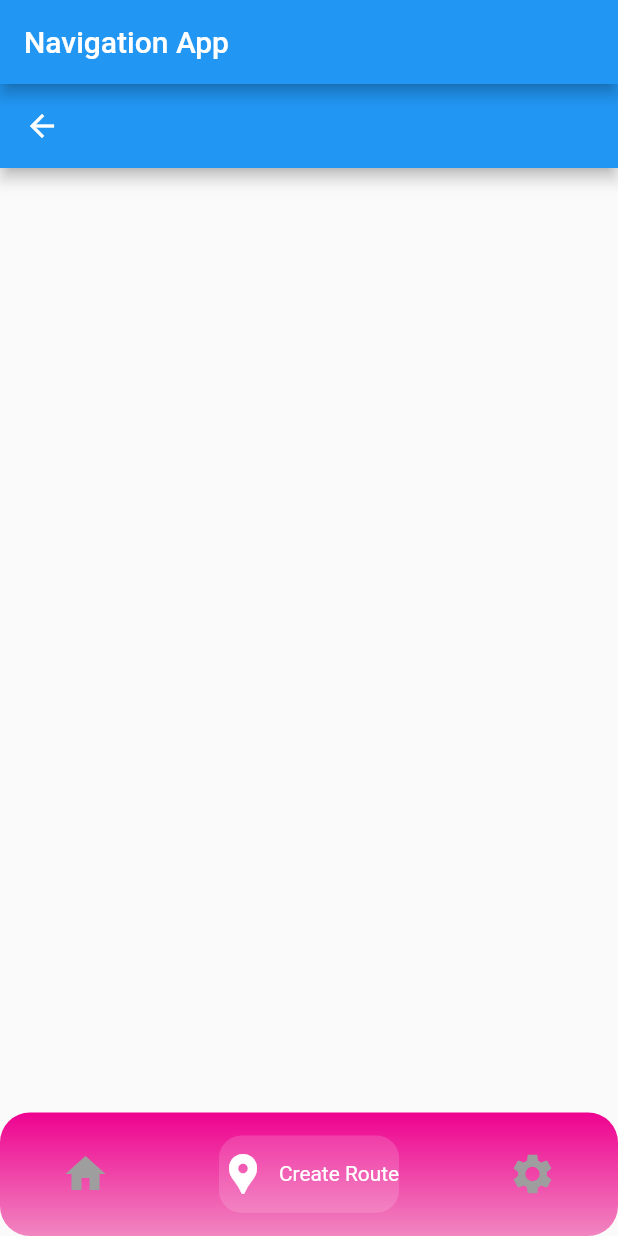
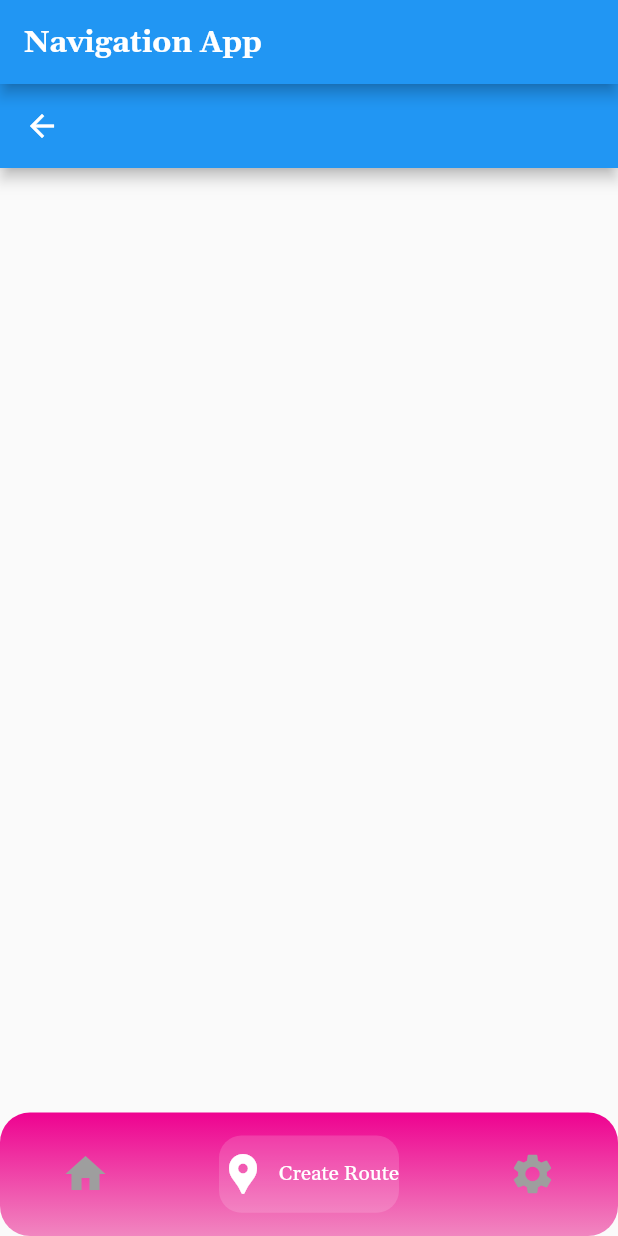
Before and after one commit to MrAwesome9140/navigation_app, a Flutter app: the screen it shows after launch, item 2 of the bottom bar chosen, on a phone screen of 412 x 824 dp. Run offline on Flutter 3.47's test engine with Material 2 defaults, Android fonts, the phone set to English and light mode, and no system bars; drawn by our look-alikes of persistent_bottom_nav_bar; our stand-ins replace geocoding, geolocator, google_maps_flutter, mobx, modal_bottom_sheet; missing offline and left inert: color; generated files the repository leaves out were written again.

Commit message:
added fonts to pubsec

```diff
--- a/lib/UI/Views/Central_Screen.dart
+++ b/lib/UI/Views/Central_Screen.dart
@@ -83,7 +83,12 @@ class _CentralScreenState extends State<CentralScreen> {
     var size = MediaQuery.of(context).size;
     return Scaffold(
       appBar: AppBar(
-        title: Text("Navigation App"),
+        title: Text(
+          "Navigation App",
+          style: TextStyle(
+            fontWeight: FontWeight.w800,
+          ),
+        ),
       ),
       // body: _buildScreens()[_curIndex],
       // bottomNavigationBar: BottomNavigationBar(
@@ -133,12 +138,13 @@ class _CentralScreenState extends State<CentralScreen> {
           );
           return false;
         },
-        selectedTabScreenContext: (context) {
-
-        },
+        selectedTabScreenContext: (context) {},
         hideNavigationBar: _hideNavBar,
         decoration: NavBarDecoration(
-          gradient: LinearGradient(colors: [Color(0xffee0290), Color(0xfff186c0)], begin: Alignment.topCenter, end: Alignment.bottomCenter),
+          gradient: LinearGradient(
+              colors: [Color(0xffee0290), Color(0xfff186c0)],
+              begin: Alignment.topCenter,
+              end: Alignment.bottomCenter),
           borderRadius: BorderRadius.circular(20.0),
         ),
         popAllScreensOnTapOfSelectedTab: true,
@@ -149,8 +155,7 @@ class _CentralScreenState extends State<CentralScreen> {
         screenTransitionAnimation: ScreenTransitionAnimation(
             animateTabTransition: true,
             curve: Curves.ease,
-          duration: Duration(milliseconds: 200)
-        ),
+            duration: Duration(milliseconds: 200)),
         navBarStyle: NavBarStyle.style9,
       ),
     );
--- a/lib/main.dart
+++ b/lib/main.dart
@@ -11,6 +11,9 @@ class MyApp extends StatelessWidget {
   Widget build(BuildContext context) {
     return MaterialApp(
       home: CentralScreen(),
+      theme: ThemeData(
+        fontFamily: 'Gelasio',
+      ),
     );
   }
 }
```
Also changed, not shown: pubspec.yaml (+22 -11 lines), fonts/Gelasio-Bold.ttf (renamed from assets/fonts/Gelasio-Bold.ttf), fonts/Gelasio-BoldItalic.ttf (renamed from assets/fonts/Gelasio-BoldItalic.ttf), fonts/Gelasio-Italic.ttf (renamed from assets/fonts/Gelasio-Italic.ttf), fonts/Gelasio-Medium.ttf (renamed from assets/fonts/Gelasio-Medium.ttf), fonts/Gelasio-MediumItalic.ttf (renamed from assets/fonts/Gelasio-MediumItalic.ttf), fonts/Gelasio-Regular.ttf (renamed from assets/fonts/Gelasio-Regular.ttf), fonts/Gelasio-SemiBold.ttf (renamed from assets/fonts/Gelasio-SemiBold.ttf), fonts/Gelasio-SemiBoldItalic.ttf (renamed from assets/fonts/Gelasio-SemiBoldItalic.ttf). Lines whose indentation alone changed are shown as unchanged.
